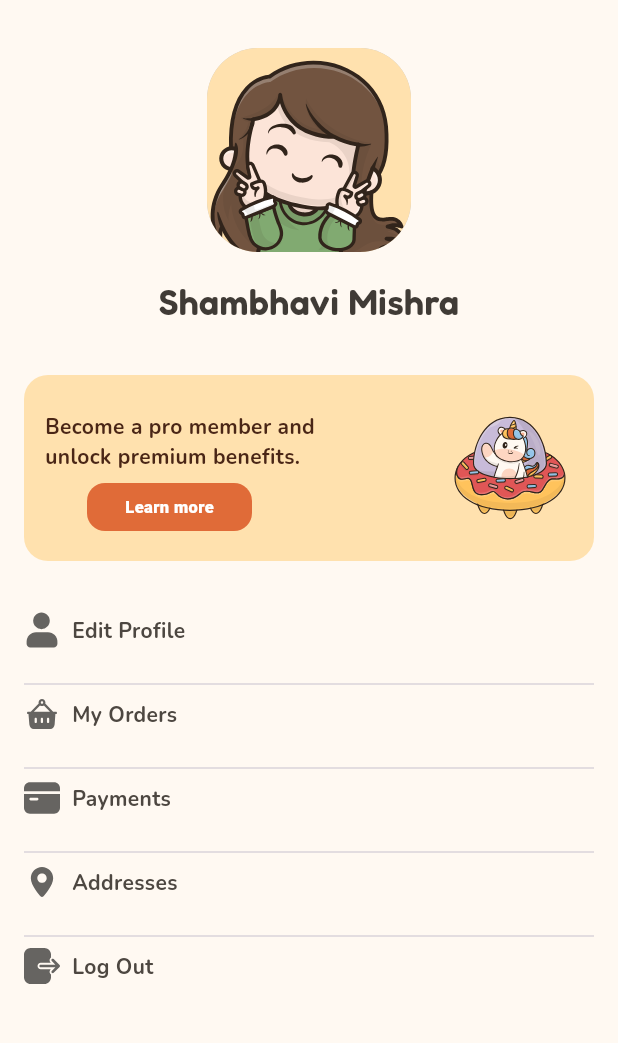
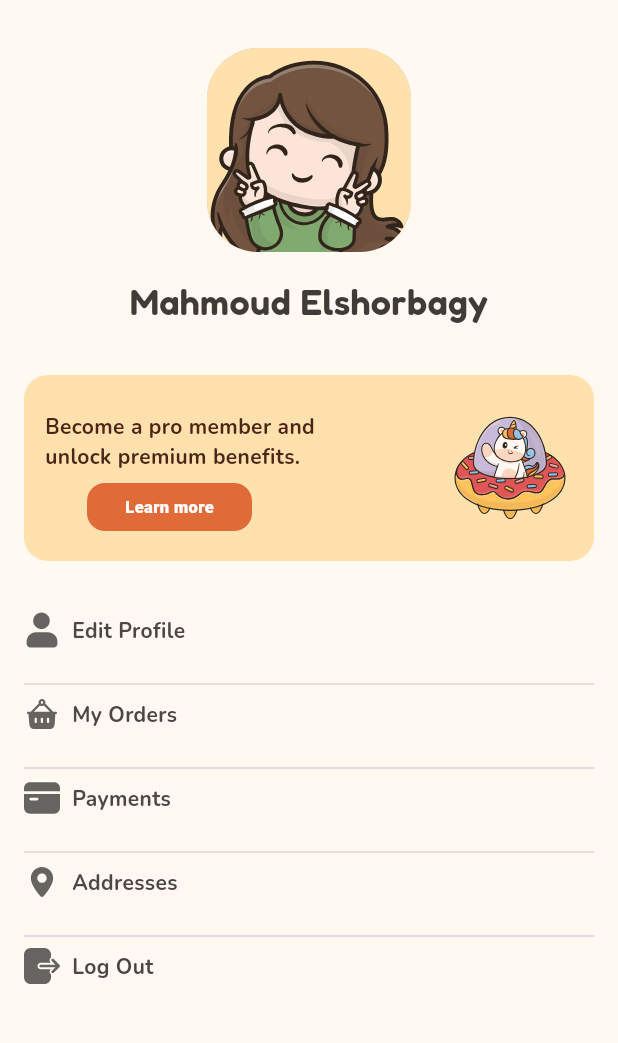
Before and after one commit to Mahmoud-ElShorbagy/candy_buy, a Flutter app: the HomeView screen opened by its route, after a tap on an icon or button, on a phone screen of 412 x 824 dp, the part 120-1163 px from its top. Run offline on Flutter 3.47's test engine with Material 3 defaults, Android fonts, the phone set to English and light mode, and no system bars; our stand-ins replace cloud_firestore, equatable, firebase_auth, firebase_core, flutter_bloc, flutter_svg; accounts and stored records are empty.

Commit message:
update view.dart and view.dart

```diff
--- a/lib/views/view_candy/profile/view.dart
+++ b/lib/views/view_candy/profile/view.dart
@@ -32,7 +32,7 @@ class ProfileView extends StatelessWidget {
                 const SizedBox(height: 16),
                 const CustomText(
                     fontFamily: "Fredoka",
-                    text: "Shambhavi Mishra",
+                    text: "Mahmoud Elshorbagy",
                     fontWeight: FontWeight.w600,
                     color: AppColors.textBoldColor,
                     fontSize: 24),
--- a/lib/views/view_candy/title/view.dart
+++ b/lib/views/view_candy/title/view.dart
@@ -17,7 +17,9 @@ class TitleView extends StatelessWidget {
           margin: EdgeInsets.only(right: 35),
           child: CustomText(
             fontSize: 24,
-            text: 'Hello $enterName,',
+            text: enterName.isEmpty
+                ? "Hello, Mahmoud Elshorbagy"
+                : 'Hello $enterName,',
             color: AppColors.textBoldColor,
             fontWeight: FontWeight.w600,
             fontFamily: "Fredoka",
```
